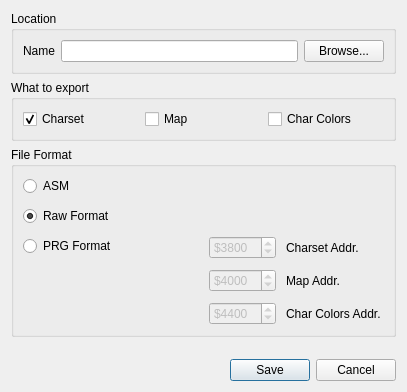
Qt form src/exportdialog.ui (ricardoquesada/vchar64) before a commit.
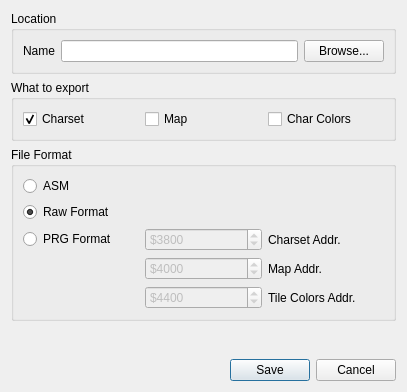
The same form after that commit.

```diff
--- a/src/exportdialog.ui
+++ b/src/exportdialog.ui
@@ -81,18 +81,8 @@
      <property name="title">
       <string>File Format</string>
      </property>
-     <layout class="QVBoxLayout" name="verticalLayout">
-      <property name="spacing">
-       <number>10</number>
-      </property>
-      <item>
-       <widget class="QRadioButton" name="radioButton_asm">
-        <property name="text">
-         <string>ASM</string>
-        </property>
-       </widget>
-      </item>
-      <item>
+     <layout class="QGridLayout" name="gridLayout">
+      <item row="1" column="0">
        <widget class="QRadioButton" name="radioButton_raw">
         <property name="text">
          <string>Raw Format</string>
@@ -102,35 +92,7 @@
         </property>
        </widget>
       </item>
-      <item>
-       <layout class="QHBoxLayout" name="horizontalLayout_2">
-        <item>
-         <layout class="QVBoxLayout" name="verticalLayout_3">
-          <item>
-           <widget class="QRadioButton" name="radioButton_prg">
-            <property name="text">
-             <string>PRG Format</string>
-            </property>
-           </widget>
-          </item>
-          <item>
-           <spacer name="verticalSpacer">
-            <property name="orientation">
-             <enum>Qt::Vertical</enum>
-            </property>
-            <property name="sizeHint" stdset="0">
-             <size>
-              <width>20</width>
-              <height>40</height>
-             </size>
-            </property>
-           </spacer>
-          </item>
-         </layout>
-        </item>
-        <item>
-         <layout class="QFormLayout" name="formLayout">
-          <item row="0" column="0">
+      <item row="2" column="1">
            <widget class="QSpinBox" name="spinBox_charsetAddress">
             <property name="enabled">
              <bool>false</bool>
@@ -149,14 +111,26 @@
             </property>
            </widget>
           </item>
-          <item row="0" column="1">
-           <widget class="QLabel" name="label_2">
-            <property name="text">
-             <string>Charset Addr.</string>
+      <item row="4" column="1">
+       <widget class="QSpinBox" name="spinBox_attribAddress">
+        <property name="enabled">
+         <bool>false</bool>
+        </property>
+        <property name="prefix">
+         <string>$</string>
+        </property>
+        <property name="maximum">
+         <number>65536</number>
+        </property>
+        <property name="value">
+         <number>17408</number>
+        </property>
+        <property name="displayIntegerBase">
+         <number>16</number>
             </property>
            </widget>
           </item>
-          <item row="1" column="0">
+      <item row="3" column="1">
            <widget class="QSpinBox" name="spinBox_mapAddress">
             <property name="enabled">
              <bool>false</bool>
@@ -175,42 +149,40 @@
             </property>
            </widget>
           </item>
-          <item row="1" column="1">
+      <item row="0" column="0">
+       <widget class="QRadioButton" name="radioButton_asm">
+        <property name="text">
+         <string>ASM</string>
+        </property>
+       </widget>
+      </item>
+      <item row="2" column="0">
+       <widget class="QRadioButton" name="radioButton_prg">
+        <property name="text">
+         <string>PRG Format</string>
+        </property>
+       </widget>
+      </item>
+      <item row="2" column="2">
+       <widget class="QLabel" name="label_2">
+        <property name="text">
+         <string>Charset Addr.</string>
+        </property>
+       </widget>
+      </item>
+      <item row="3" column="2">
            <widget class="QLabel" name="label_3">
             <property name="text">
              <string>Map Addr.</string>
             </property>
            </widget>
           </item>
-          <item row="2" column="0">
-           <widget class="QSpinBox" name="spinBox_attribAddress">
-            <property name="enabled">
-             <bool>false</bool>
-            </property>
-            <property name="prefix">
-             <string>$</string>
-            </property>
-            <property name="maximum">
-             <number>65536</number>
-            </property>
-            <property name="value">
-             <number>17408</number>
-            </property>
-            <property name="displayIntegerBase">
-             <number>16</number>
-            </property>
-           </widget>
-          </item>
-          <item row="2" column="1">
+      <item row="4" column="2">
            <widget class="QLabel" name="label_4">
             <property name="text">
-             <string>Char Colors Addr.</string>
-            </property>
-           </widget>
-          </item>
-         </layout>
-        </item>
-       </layout>
+         <string>Tile Colors Addr.</string>
+        </property>
+       </widget>
       </item>
      </layout>
     </widget>
```
Left out of the diff: 2 changed lines with no effect on the pictures. Lines whose indentation alone changed are shown as unchanged.
